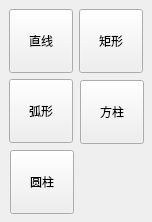
This is MHWindow/ui/MHLeftNavigation.ui in liuyulvv/MiniHome as Qt 5 draws it before an edit. The edited form follows.
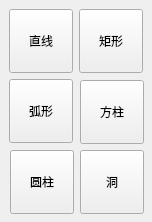
This is the edited form.

Patch:
```diff
--- a/MHWindow/ui/MHLeftNavigation.ui
+++ b/MHWindow/ui/MHLeftNavigation.ui
@@ -186,6 +186,37 @@
     <string>圆柱</string>
    </property>
   </widget>
+  <widget class="QToolButton" name="holeButton">
+   <property name="geometry">
+    <rect>
+     <x>80</x>
+     <y>150</y>
+     <width>64</width>
+     <height>64</height>
+    </rect>
+   </property>
+   <property name="sizePolicy">
+    <sizepolicy hsizetype="Expanding" vsizetype="Expanding">
+     <horstretch>0</horstretch>
+     <verstretch>0</verstretch>
+    </sizepolicy>
+   </property>
+   <property name="minimumSize">
+    <size>
+     <width>64</width>
+     <height>64</height>
+    </size>
+   </property>
+   <property name="maximumSize">
+    <size>
+     <width>64</width>
+     <height>64</height>
+    </size>
+   </property>
+   <property name="text">
+    <string>洞</string>
+   </property>
+  </widget>
  </widget>
  <resources/>
  <connections/>
```
